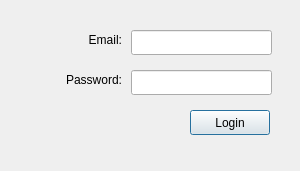
The window that logindialog.ui (XaviP/komunitin_lite_qt) describes before a commit, drawn with Qt 5.
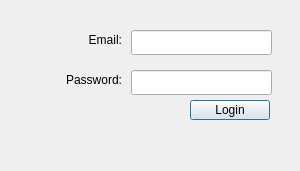
The same window after the commit.

What changed in the file:
```diff
--- a/logindialog.ui
+++ b/logindialog.ui
@@ -71,19 +71,6 @@
     <set>Qt::AlignRight|Qt::AlignTrailing|Qt::AlignVCenter</set>
    </property>
   </widget>
-  <widget class="QPushButton" name="pushButtonLogin">
-   <property name="geometry">
-    <rect>
-     <x>190</x>
-     <y>110</y>
-     <width>80</width>
-     <height>25</height>
-    </rect>
-   </property>
-   <property name="text">
-    <string>Login</string>
-   </property>
-  </widget>
   <widget class="QLabel" name="labelError">
    <property name="geometry">
     <rect>
@@ -100,6 +87,19 @@
     <set>Qt::AlignRight|Qt::AlignTrailing|Qt::AlignVCenter</set>
    </property>
   </widget>
+  <widget class="QPushButton" name="pushButtonLogin">
+   <property name="geometry">
+    <rect>
+     <x>190</x>
+     <y>100</y>
+     <width>80</width>
+     <height>20</height>
+    </rect>
+   </property>
+   <property name="text">
+    <string>Login</string>
+   </property>
+  </widget>
  </widget>
  <resources/>
  <connections/>
```
